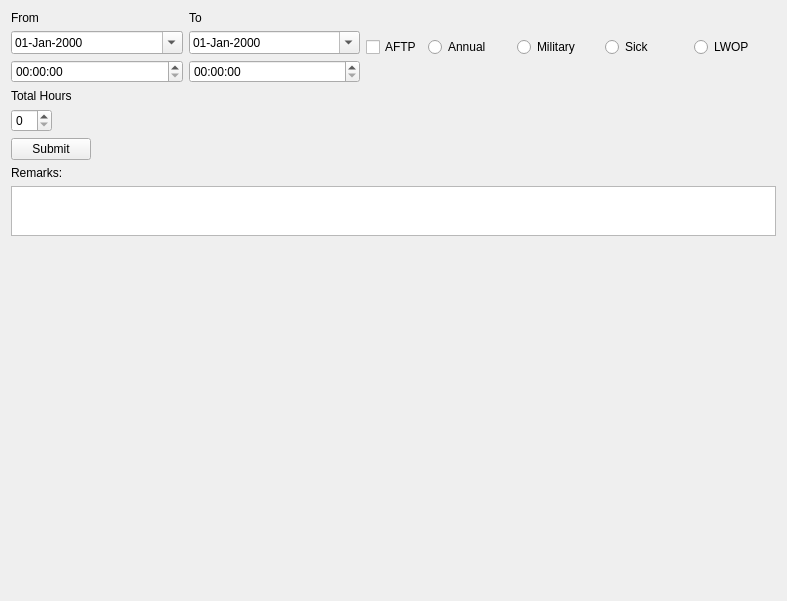
Qt form Gui.ui (rhaejr/LeaveFormFiller) before a commit.
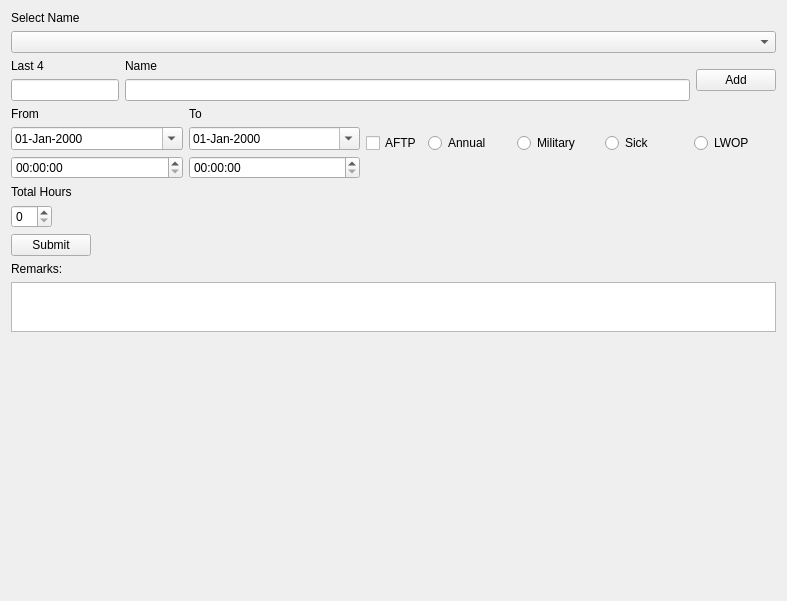
The same form after that commit.

Commit message:
multi user support
added user drop down and db support to store users

What changed in the file:
```diff
--- a/Gui.ui
+++ b/Gui.ui
@@ -14,6 +14,68 @@
    <string>Form</string>
   </property>
   <layout class="QVBoxLayout" name="verticalLayout_3">
+   <item>
+    <widget class="QLabel" name="label_6">
+     <property name="text">
+      <string>Select Name</string>
+     </property>
+    </widget>
+   </item>
+   <item>
+    <widget class="QComboBox" name="user_list"/>
+   </item>
+   <item>
+    <layout class="QHBoxLayout" name="horizontalLayout_4">
+     <item>
+      <layout class="QVBoxLayout" name="verticalLayout_4">
+       <item>
+        <widget class="QLabel" name="label_4">
+         <property name="text">
+          <string>Last 4</string>
+         </property>
+        </widget>
+       </item>
+       <item>
+        <widget class="QLineEdit" name="add_last4_line">
+         <property name="sizePolicy">
+          <sizepolicy hsizetype="Fixed" vsizetype="Fixed">
+           <horstretch>0</horstretch>
+           <verstretch>0</verstretch>
+          </sizepolicy>
+         </property>
+         <property name="maximumSize">
+          <size>
+           <width>326</width>
+           <height>16777215</height>
+          </size>
+         </property>
+        </widget>
+       </item>
+      </layout>
+     </item>
+     <item>
+      <layout class="QVBoxLayout" name="verticalLayout_5">
+       <item>
+        <widget class="QLabel" name="label_5">
+         <property name="text">
+          <string>Name</string>
+         </property>
+        </widget>
+       </item>
+       <item>
+        <widget class="QLineEdit" name="add_name_line"/>
+       </item>
+      </layout>
+     </item>
+     <item>
+      <widget class="QPushButton" name="add_submit_btn">
+       <property name="text">
+        <string>Add</string>
+       </property>
+      </widget>
+     </item>
+    </layout>
+   </item>
    <item>
     <layout class="QHBoxLayout" name="horizontalLayout_2">
      <item>
@@ -166,7 +228,7 @@
     </widget>
    </item>
    <item>
- <widget class="QLabel" name="remarksLabel">
+    <widget class="QLabel" name="remarksLabel">
      <property name="text">
       <string>Remarks:</string>
      </property>
```
The commit also changes 4 other files.
